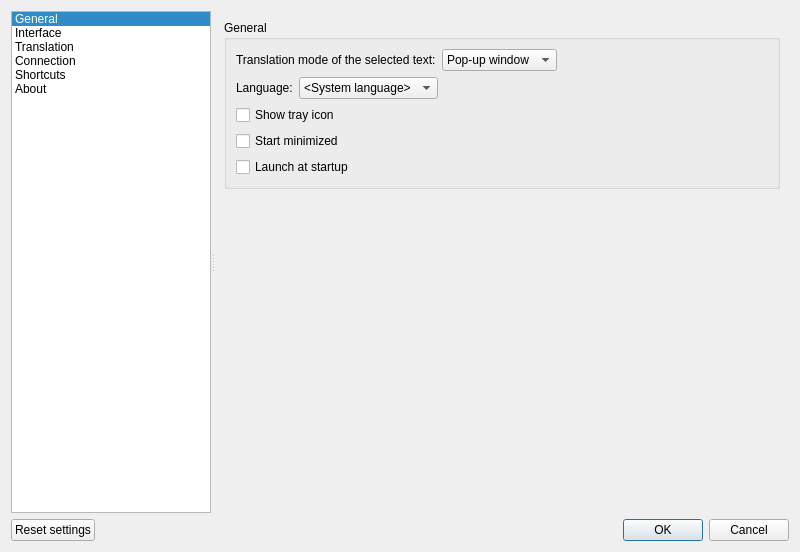
Old version of the form src/settingsdialog.ui in the repository crow-translate/crow-translate.
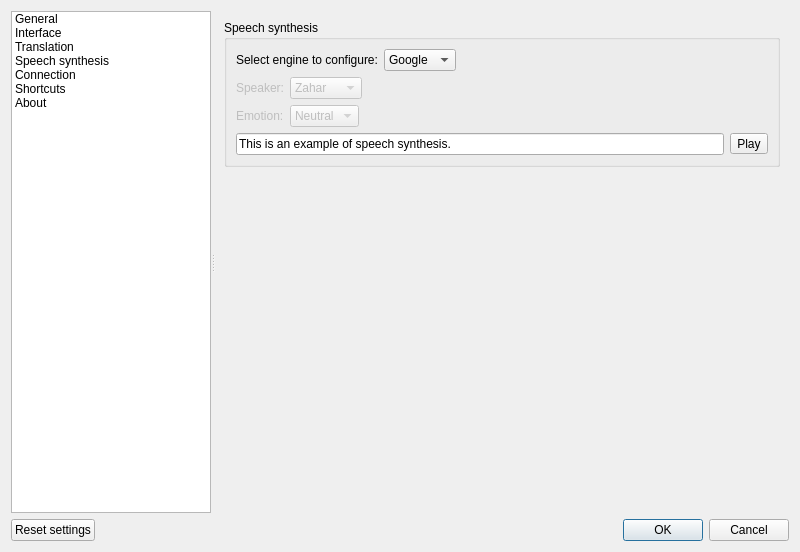
New version of the form. The open tabs and pages were chosen to show the change. Icons and pictures are not drawn.

Commit message: Add speech synthesis settings

Diff of the .ui file:
```diff
--- a/src/settingsdialog.ui
+++ b/src/settingsdialog.ui
@@ -48,7 +48,7 @@
        <enum>QListView::Adjust</enum>
       </property>
       <property name="currentRow">
-       <number>0</number>
+       <number>-1</number>
       </property>
       <item>
        <property name="text">
@@ -77,6 +77,14 @@
          <normaloff>.</normaloff>.</iconset>
        </property>
       </item>
+      <item>
+       <property name="text">
+        <string>Speech synthesis</string>
+       </property>
+       <property name="icon">
+        <iconset theme="audio-speakers"/>
+       </property>
+      </item>
       <item>
        <property name="text">
         <string>Connection</string>
@@ -798,7 +806,216 @@
         </item>
        </layout>
       </widget>
-      <widget class="QWidget" name="connectionWidget">
+      <widget class="QWidget" name="speechPage">
+       <layout class="QVBoxLayout" name="verticalLayout_15">
+        <item>
+         <widget class="QGroupBox" name="speechBox">
+          <property name="title">
+           <string>Speech synthesis</string>
+          </property>
+          <layout class="QVBoxLayout" name="verticalLayout_16">
+           <item>
+            <layout class="QHBoxLayout" name="engineLayout">
+             <item>
+              <widget class="QLabel" name="engineLabel">
+               <property name="text">
+                <string>Select engine to configure:</string>
+               </property>
+              </widget>
+             </item>
+             <item>
+              <widget class="QComboBox" name="engineComboBox">
+               <item>
+                <property name="text">
+                 <string notr="true">Google</string>
+                </property>
+                <property name="icon">
+                 <iconset resource="../data/resources.qrc">
+                  <normaloff>:/icons/engines/google.svg</normaloff>:/icons/engines/google.svg</iconset>
+                </property>
+               </item>
+               <item>
+                <property name="text">
+                 <string notr="true">Yandex</string>
+                </property>
+                <property name="icon">
+                 <iconset resource="../data/resources.qrc">
+                  <normaloff>:/icons/engines/yandex.svg</normaloff>:/icons/engines/yandex.svg</iconset>
+                </property>
+               </item>
+              </widget>
+             </item>
+             <item>
+              <spacer name="engineSpacer">
+               <property name="orientation">
+                <enum>Qt::Horizontal</enum>
+               </property>
+               <property name="sizeHint" stdset="0">
+                <size>
+                 <width>40</width>
+                 <height>20</height>
+                </size>
+               </property>
+              </spacer>
+             </item>
+            </layout>
+           </item>
+           <item>
+            <layout class="QHBoxLayout" name="speakerLayout">
+             <item>
+              <widget class="QLabel" name="speakerLabel">
+               <property name="enabled">
+                <bool>false</bool>
+               </property>
+               <property name="text">
+                <string>Speaker:</string>
+               </property>
+              </widget>
+             </item>
+             <item>
+              <widget class="QComboBox" name="speakerComboBox">
+               <property name="enabled">
+                <bool>false</bool>
+               </property>
+               <item>
+                <property name="text">
+                 <string>Zahar</string>
+                </property>
+               </item>
+               <item>
+                <property name="text">
+                 <string>Ermil</string>
+                </property>
+               </item>
+               <item>
+                <property name="text">
+                 <string>Jane</string>
+                </property>
+               </item>
+               <item>
+                <property name="text">
+                 <string>Oksana</string>
+                </property>
+               </item>
+               <item>
+                <property name="text">
+                 <string>Alyss</string>
+                </property>
+               </item>
+               <item>
+                <property name="text">
+                 <string>Omazh</string>
+                </property>
+               </item>
+              </widget>
+             </item>
+             <item>
+              <spacer name="speakerSpacer">
+               <property name="orientation">
+                <enum>Qt::Horizontal</enum>
+               </property>
+               <property name="sizeHint" stdset="0">
+                <size>
+                 <width>40</width>
+                 <height>20</height>
+                </size>
+               </property>
+              </spacer>
+             </item>
+            </layout>
+           </item>
+           <item>
+            <layout class="QHBoxLayout" name="emotionLayout">
+             <item>
+              <widget class="QLabel" name="emotionLabel">
+               <property name="enabled">
+                <bool>false</bool>
+               </property>
+               <property name="text">
+                <string>Emotion:</string>
+               </property>
+              </widget>
+             </item>
+             <item>
+              <widget class="QComboBox" name="emotionComboBox">
+               <property name="enabled">
+                <bool>false</bool>
+               </property>
+               <item>
+                <property name="text">
+                 <string>Neutral</string>
+                </property>
+               </item>
+               <item>
+                <property name="text">
+                 <string>Good</string>
+                </property>
+               </item>
+               <item>
+                <property name="text">
+                 <string>Evil</string>
+                </property>
+               </item>
+              </widget>
+             </item>
+             <item>
+              <spacer name="emotionSpacer">
+               <property name="orientation">
+                <enum>Qt::Horizontal</enum>
+               </property>
+               <property name="sizeHint" stdset="0">
+                <size>
+                 <width>40</width>
+                 <height>20</height>
+                </size>
+               </property>
+              </spacer>
+             </item>
+            </layout>
+           </item>
+           <item>
+            <layout class="QHBoxLayout" name="testSpeechLayout">
+             <item>
+              <widget class="QLineEdit" name="testSpeechEdit">
+               <property name="text">
+                <string>This is an example of speech synthesis.</string>
+               </property>
+               <property name="placeholderText">
+                <string>Test voice</string>
+               </property>
+              </widget>
+             </item>
+             <item>
+              <widget class="QToolButton" name="testSpeechButton">
+               <property name="text">
+                <string>Play</string>
+               </property>
+               <property name="icon">
+                <iconset theme="media-playback-start"/>
+               </property>
+              </widget>
+             </item>
+            </layout>
+           </item>
+          </layout>
+         </widget>
+        </item>
+        <item>
+         <spacer name="speechSpacer">
+          <property name="orientation">
+           <enum>Qt::Vertical</enum>
+          </property>
+          <property name="sizeHint" stdset="0">
+           <size>
+            <width>20</width>
+            <height>40</height>
+           </size>
+          </property>
+         </spacer>
+        </item>
+       </layout>
+      </widget>
+      <widget class="QWidget" name="connectionPage">
        <layout class="QVBoxLayout" name="verticalLayout_2">
         <item>
          <widget class="QGroupBox" name="proxyBox">
```
Left out of the diff: 6 changed lines with no effect on the pictures. The commit also changes 8 other files.
